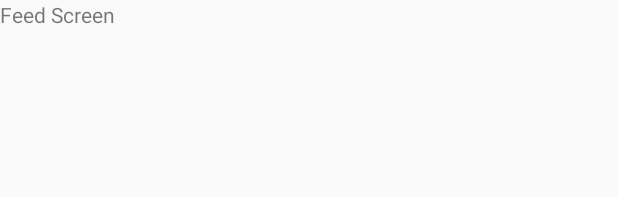
After one commit to aticfox/Gourmand-study-project, an Android app: the layout fragment_feed.xml on its own in the app's theme, with its tools: preview values and no code run, on a phone screen of 412 x 824 dp. The commit adds this screen. Shown: the top 197 px of the screen. Run offline under Robolectric (Android 15) with nearby library versions, the phone set to English and light mode, and no system bars.

Commit message:
linked action to feed screen

```diff
--- /dev/null
+++ b/Gourmand/app/src/main/res/layout/fragment_feed.xml
@@ -0,0 +1,11 @@
+<?xml version="1.0" encoding="utf-8"?>
+<LinearLayout xmlns:android="http://schemas.android.com/apk/res/android"
+    android:orientation="vertical" android:layout_width="match_parent"
+    android:layout_height="match_parent">
+
+    <TextView
+        android:text="Feed Screen"
+        android:layout_width="wrap_content"
+        android:layout_height="wrap_content" />
+
+</LinearLayout>
```
Also changed, not shown: Gourmand/app/src/main/java/com/artie/gourmand/activity/MainActivity.java (+16 -1 lines), Gourmand/app/src/main/java/com/artie/gourmand/fragment/FeedFragment.java (added, +39 -0 lines).
